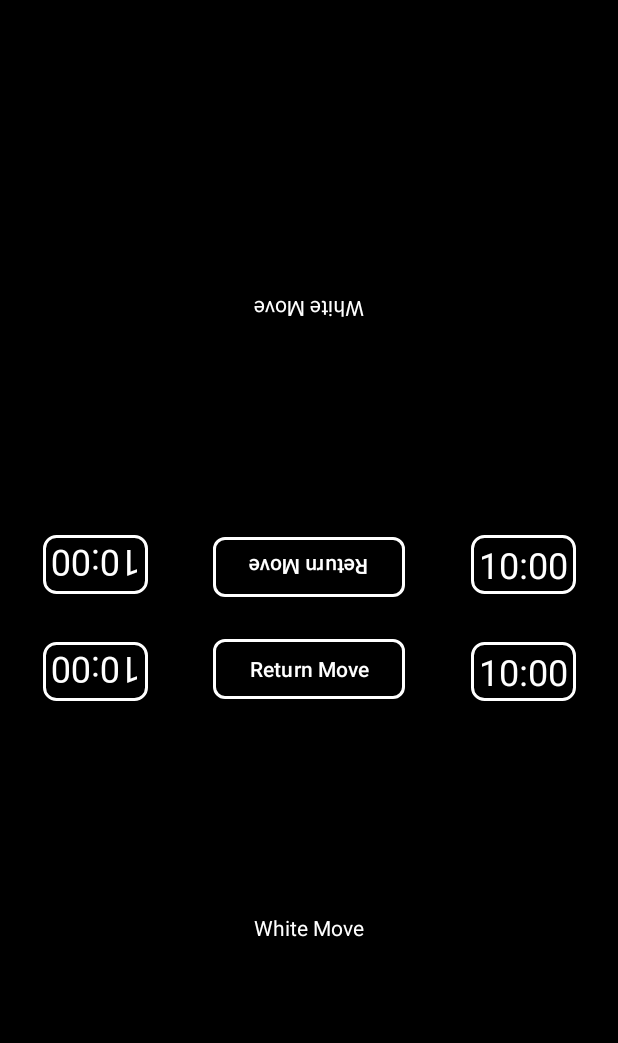
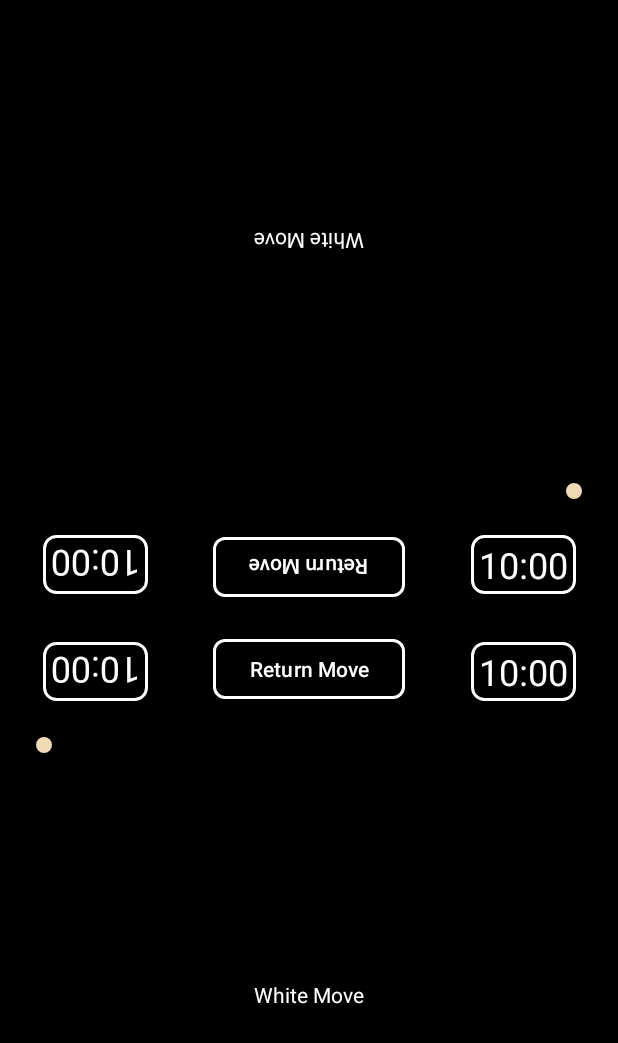
Before and after one commit to Anready/Chess, an Android app: the layout activity_chess_board.xml on its own in the app's theme, with its tools: preview values and no code run, on a phone screen of 412 x 824 dp. Shown: the top 1043 px of the screen. Run offline under Robolectric (Android 15) with nearby library versions, the phone set to English and light mode, and no system bars.

Commit message:
Added counter of figures

```diff
--- a/app/src/main/res/layout/activity_chess_board.xml
+++ b/app/src/main/res/layout/activity_chess_board.xml
@@ -26,7 +26,7 @@
         android:text="@string/white_move"
         android:rotation="180"
         android:textColor="@color/white"
-        app:layout_constraintBottom_toTopOf="@+id/boardGrid"
+        app:layout_constraintBottom_toTopOf="@+id/blackFigures"
         app:layout_constraintEnd_toEndOf="parent"
         app:layout_constraintStart_toStartOf="parent"
         app:layout_constraintTop_toTopOf="parent" />
@@ -40,7 +40,7 @@
         app:layout_constraintBottom_toBottomOf="parent"
         app:layout_constraintEnd_toEndOf="parent"
         app:layout_constraintStart_toStartOf="parent"
-        app:layout_constraintTop_toBottomOf="@+id/boardGrid" />
+        app:layout_constraintTop_toBottomOf="@+id/whiteFigures" />
 
     <com.google.android.material.button.MaterialButton
         android:id="@+id/button"
@@ -143,4 +143,31 @@
         app:layout_constraintStart_toStartOf="parent"
         app:layout_constraintTop_toBottomOf="@+id/boardGrid" />
 
+    <LinearLayout
+        android:id="@+id/whiteFigures"
+        android:layout_width="wrap_content"
+        android:layout_height="wrap_content"
+        android:orientation="horizontal"
+        android:layout_marginStart="24dp"
+        android:layout_marginTop="24dp"
+        android:padding="5dp"
+        android:background="@drawable/timer_border"
+        android:backgroundTint="#F0D9B5"
+        app:layout_constraintStart_toStartOf="parent"
+        app:layout_constraintTop_toBottomOf="@+id/whiteTimerLeft"/>
+
+    <LinearLayout
+        android:id="@+id/blackFigures"
+        android:layout_width="wrap_content"
+        android:layout_height="wrap_content"
+        android:orientation="horizontal"
+        android:rotation="180"
+        android:layout_marginEnd="24dp"
+        android:layout_marginBottom="24dp"
+        android:padding="5dp"
+        android:background="@drawable/timer_border"
+        android:backgroundTint="#F0D9B5"
+        app:layout_constraintEnd_toEndOf="parent"
+        app:layout_constraintBottom_toTopOf="@+id/blackTimerRight"/>
+
 </androidx.constraintlayout.widget.ConstraintLayout>
```
Also changed, not shown: app/src/main/java/com/anready/chess/ChessBoard.java (+54 -2 lines), app/src/main/java/com/anready/chess/ChessEngine.java (+78 -0 lines), app/src/main/java/com/anready/chess/models/Figure.java (added, +19 -0 lines).
